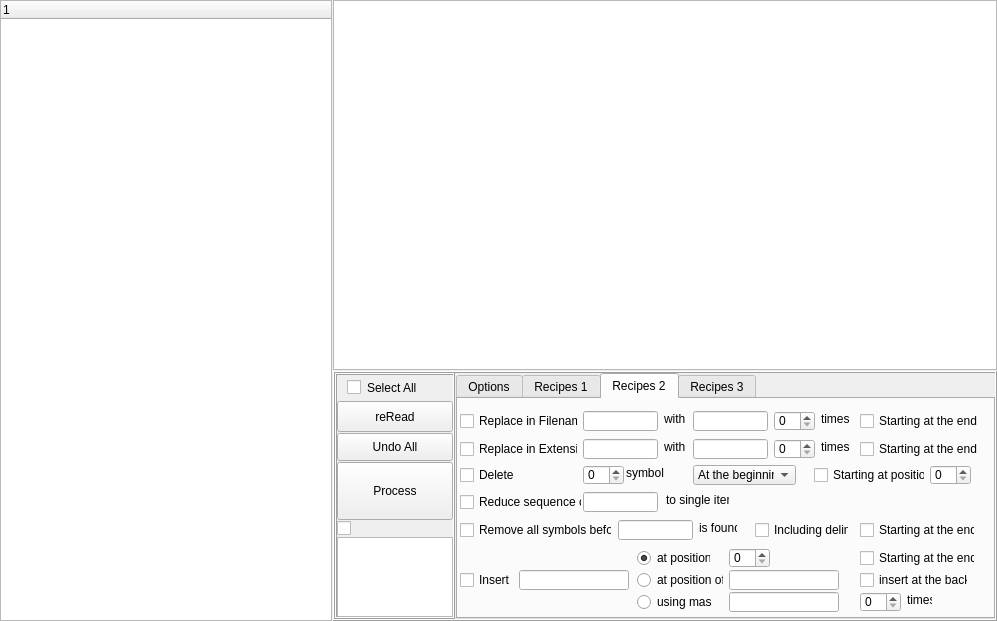
Old version of the form qt_002_dirTree/qt_002_dirtree.ui in the repository PoorLissa/qt_renamer.
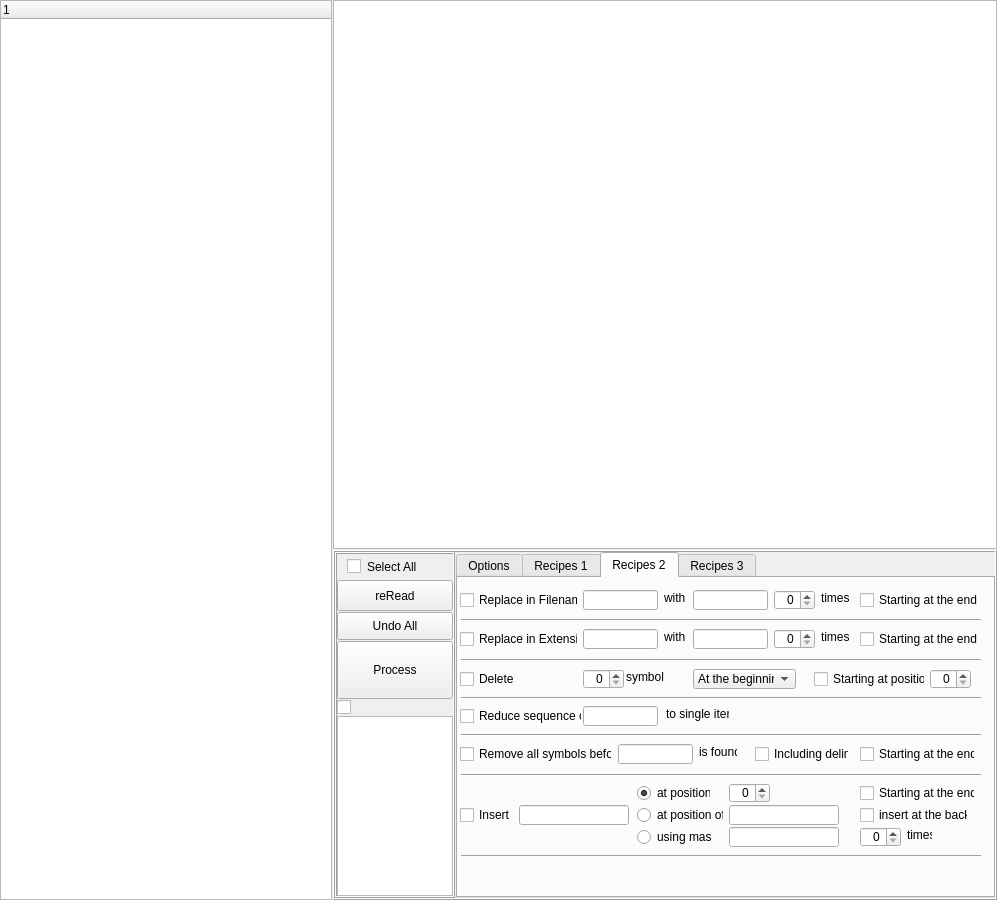
New version of the form. The open tabs and pages were chosen to show the change.

The edit to the form file:
```diff
--- a/qt_002_dirTree/qt_002_dirtree.ui
+++ b/qt_002_dirTree/qt_002_dirtree.ui
@@ -7,7 +7,7 @@
     <x>0</x>
     <y>0</y>
     <width>997</width>
-    <height>621</height>
+    <height>900</height>
    </rect>
   </property>
   <property name="windowTitle">
@@ -84,13 +84,13 @@
           <property name="minimumSize">
            <size>
             <width>0</width>
-            <height>250</height>
+            <height>350</height>
            </size>
           </property>
           <property name="maximumSize">
            <size>
             <width>16777215</width>
-            <height>250</height>
+            <height>350</height>
            </size>
           </property>
           <property name="frameShape">
@@ -485,6 +485,9 @@
                    <height>16777215</height>
                   </size>
                  </property>
+                 <property name="alignment">
+                  <set>Qt::AlignRight|Qt::AlignTrailing|Qt::AlignVCenter</set>
+                 </property>
                 </widget>
                 <widget class="QCheckBox" name="cb11">
                  <property name="geometry">
@@ -503,7 +506,7 @@
                  <property name="geometry">
                   <rect>
                    <x>125</x>
-                   <y>40</y>
+                   <y>51</y>
                    <width>75</width>
                    <height>20</height>
                   </rect>
@@ -525,7 +528,7 @@
                  <property name="geometry">
                   <rect>
                    <x>206</x>
-                   <y>40</y>
+                   <y>51</y>
                    <width>23</width>
                    <height>16</height>
                   </rect>
@@ -556,7 +559,7 @@
                  <property name="geometry">
                   <rect>
                    <x>402</x>
-                   <y>41</y>
+                   <y>52</y>
                    <width>127</width>
                    <height>18</height>
                   </rect>
@@ -569,7 +572,7 @@
                  <property name="geometry">
                   <rect>
                    <x>316</x>
-                   <y>40</y>
+                   <y>51</y>
                    <width>41</width>
                    <height>20</height>
                   </rect>
@@ -586,12 +589,15 @@
                    <height>16777215</height>
                   </size>
                  </property>
+                 <property name="alignment">
+                  <set>Qt::AlignRight|Qt::AlignTrailing|Qt::AlignVCenter</set>
+                 </property>
                 </widget>
                 <widget class="QCheckBox" name="cb12">
                  <property name="geometry">
                   <rect>
                    <x>2</x>
-                   <y>41</y>
+                   <y>52</y>
                    <width>118</width>
                    <height>18</height>
                   </rect>
@@ -610,7 +616,7 @@
                  <property name="geometry">
                   <rect>
                    <x>235</x>
-                   <y>40</y>
+                   <y>51</y>
                    <width>75</width>
                    <height>20</height>
                   </rect>
@@ -632,7 +638,7 @@
                  <property name="geometry">
                   <rect>
                    <x>363</x>
-                   <y>40</y>
+                   <y>51</y>
                    <width>33</width>
                    <height>16</height>
                   </rect>
@@ -682,7 +688,7 @@
                  <property name="geometry">
                   <rect>
                    <x>61</x>
-                   <y>171</y>
+                   <y>227</y>
                    <width>110</width>
                    <height>20</height>
                   </rect>
@@ -692,7 +698,7 @@
                  <property name="geometry">
                   <rect>
                    <x>2</x>
-                   <y>172</y>
+                   <y>228</y>
                    <width>53</width>
                    <height>18</height>
                   </rect>
@@ -705,7 +711,7 @@
                  <property name="geometry">
                   <rect>
                    <x>179</x>
-                   <y>194</y>
+                   <y>250</y>
                    <width>75</width>
                    <height>18</height>
                   </rect>
@@ -718,7 +724,7 @@
                  <property name="geometry">
                   <rect>
                    <x>271</x>
-                   <y>193</y>
+                   <y>249</y>
                    <width>110</width>
                    <height>20</height>
                   </rect>
@@ -734,17 +740,20 @@
                  <property name="geometry">
                   <rect>
                    <x>402</x>
-                   <y>193</y>
+                   <y>249</y>
                    <width>41</width>
                    <height>20</height>
                   </rect>
                  </property>
+                 <property name="alignment">
+                  <set>Qt::AlignRight|Qt::AlignTrailing|Qt::AlignVCenter</set>
+                 </property>
                 </widget>
                 <widget class="QLabel" name="label_8">
                  <property name="geometry">
                   <rect>
                    <x>449</x>
-                   <y>193</y>
+                   <y>249</y>
                    <width>25</width>
                    <height>16</height>
                   </rect>
@@ -757,7 +766,7 @@
                  <property name="geometry">
                   <rect>
                    <x>179</x>
-                   <y>172</y>
+                   <y>228</y>
                    <width>86</width>
                    <height>18</height>
                   </rect>
@@ -770,7 +779,7 @@
                  <property name="geometry">
                   <rect>
                    <x>271</x>
-                   <y>171</y>
+                   <y>227</y>
                    <width>110</width>
                    <height>20</height>
                   </rect>
@@ -780,7 +789,7 @@
                  <property name="geometry">
                   <rect>
                    <x>402</x>
-                   <y>172</y>
+                   <y>228</y>
                    <width>108</width>
                    <height>18</height>
                   </rect>
@@ -793,7 +802,7 @@
                  <property name="geometry">
                   <rect>
                    <x>179</x>
-                   <y>150</y>
+                   <y>206</y>
                    <width>73</width>
                    <height>18</height>
                   </rect>
@@ -809,17 +818,20 @@
                  <property name="geometry">
                   <rect>
                    <x>271</x>
-                   <y>149</y>
+                   <y>205</y>
                    <width>41</width>
                    <height>20</height>
                   </rect>
                  </property>
+                 <property name="alignment">
+                  <set>Qt::AlignRight|Qt::AlignTrailing|Qt::AlignVCenter</set>
+                 </property>
                 </widget>
                 <widget class="QCheckBox" name="cb22">
                  <property name="geometry">
                   <rect>
                    <x>402</x>
-                   <y>150</y>
+                   <y>206</y>
                    <width>115</width>
                    <height>18</height>
                   </rect>
@@ -832,7 +844,7 @@
                  <property name="geometry">
                   <rect>
                    <x>235</x>
-                   <y>66</y>
+                   <y>91</y>
                    <width>103</width>
                    <height>20</height>
                   </rect>
@@ -852,7 +864,7 @@
                  <property name="geometry">
                   <rect>
                    <x>2</x>
-                   <y>67</y>
+                   <y>92</y>
                    <width>55</width>
                    <height>18</height>
                   </rect>
@@ -865,17 +877,20 @@
                  <property name="geometry">
                   <rect>
                    <x>125</x>
-                   <y>66</y>
+                   <y>91</y>
                    <width>41</width>
                    <height>20</height>
                   </rect>
                  </property>
+                 <property name="alignment">
+                  <set>Qt::AlignRight|Qt::AlignTrailing|Qt::AlignVCenter</set>
+                 </property>
                 </widget>
                 <widget class="QLabel" name="label_5">
                  <property name="geometry">
                   <rect>
                    <x>168</x>
-                   <y>66</y>
+                   <y>91</y>
                    <width>38</width>
                    <height>16</height>
                   </rect>
@@ -888,7 +903,7 @@
                  <property name="geometry">
                   <rect>
                    <x>356</x>
-                   <y>67</y>
+                   <y>92</y>
                    <width>111</width>
                    <height>18</height>
                   </rect>
@@ -901,17 +916,20 @@
                  <property name="geometry">
                   <rect>
                    <x>472</x>
-                   <y>66</y>
+                   <y>91</y>
                    <width>41</width>
                    <height>20</height>
                   </rect>
                  </property>
+                 <property name="alignment">
+                  <set>Qt::AlignRight|Qt::AlignTrailing|Qt::AlignVCenter</set>
+                 </property>
                 </widget>
                 <widget class="QLineEdit" name="lineEdit_06">
                  <property name="geometry">
                   <rect>
                    <x>160</x>
-                   <y>121</y>
+                   <y>166</y>
                    <width>75</width>
                    <height>20</height>
                   </rect>
@@ -933,7 +951,7 @@
                  <property name="geometry">
                   <rect>
                    <x>2</x>
-                   <y>122</y>
+                   <y>167</y>
                    <width>152</width>
                    <height>18</height>
                   </rect>
@@ -946,7 +964,7 @@
                  <property name="geometry">
                   <rect>
                    <x>241</x>
-                   <y>121</y>
+                   <y>166</y>
                    <width>38</width>
                    <height>16</height>
                   </rect>
@@ -959,7 +977,7 @@
                  <property name="geometry">
                   <rect>
                    <x>297</x>
-                   <y>122</y>
+                   <y>167</y>
                    <width>94</width>
                    <height>18</height>
                   </rect>
@@ -972,7 +990,7 @@
                  <property name="geometry">
                   <rect>
                    <x>402</x>
-                   <y>122</y>
+                   <y>167</y>
                    <width>115</width>
                    <height>18</height>
                   </rect>
@@ -985,7 +1003,7 @@
                  <property name="geometry">
                   <rect>
                    <x>125</x>
-                   <y>93</y>
+                   <y>128</y>
                    <width>75</width>
                    <height>20</height>
                   </rect>
@@ -1007,7 +1025,7 @@
                  <property name="geometry">
                   <rect>
                    <x>2</x>
-                   <y>94</y>
+                   <y>129</y>
                    <width>122</width>
                    <height>18</height>
                   </rect>
@@ -1020,7 +1038,7 @@
                  <property name="geometry">
                   <rect>
                    <x>208</x>
-                   <y>93</y>
+                   <y>128</y>
                    <width>63</width>
                    <height>16</height>
                   </rect>
@@ -1029,6 +1047,84 @@
                   <string>to single item</string>
                  </property>
                 </widget>
+                <widget class="Line" name="line_5">
+                 <property name="geometry">
+                  <rect>
+                   <x>3</x>
+                   <y>34</y>
+                   <width>520</width>
+                   <height>16</height>
+                  </rect>
+                 </property>
+                 <property name="orientation">
+                  <enum>Qt::Horizontal</enum>
+                 </property>
+                </widget>
+                <widget class="Line" name="line_6">
+                 <property name="geometry">
+                  <rect>
+                   <x>3</x>
+                   <y>74</y>
+                   <width>520</width>
+                   <height>16</height>
+                  </rect>
+                 </property>
+                 <property name="orientation">
+                  <enum>Qt::Horizontal</enum>
+                 </property>
+                </widget>
+                <widget class="Line" name="line_7">
+                 <property name="geometry">
+                  <rect>
+                   <x>3</x>
+                   <y>112</y>
+                   <width>520</width>
+                   <height>16</height>
+                  </rect>
+                 </property>
+                 <property name="orientation">
+                  <enum>Qt::Horizontal</enum>
+                 </property>
+                </widget>
+                <widget class="Line" name="line_8">
+                 <property name="geometry">
+                  <rect>
+                   <x>3</x>
+                   <y>149</y>
+                   <width>520</width>
+                   <height>16</height>
+                  </rect>
+                 </property>
+                 <property name="orientation">
+                  <enum>Qt::Horizontal</enum>
+                 </property>
+                </widget>
+                <widget class="Line" name="line_9">
+                 <property name="geometry">
+                  <rect>
+                   <x>3</x>
+                   <y>189</y>
+                   <width>520</width>
+                   <height>16</height>
+                  </rect>
+                 </property>
+                 <property name="orientation">
+                  <enum>Qt::Horizontal</enum>
+                 </property>
+                </widget>
+                <widget class="Line" name="line_10">
+                 <property name="geometry">
+                  <rect>
+                   <x>3</x>
+                   <y>270</y>
+                   <width>520</width>
+                   <height>16</height>
+                  </rect>
+                 </property>
+                 <property name="orientation">
+                  <enum>Qt::Horizontal</enum>
+                 </property>
+                </widget>
                </widget>
                <widget class="QWidget" name="tab_3">
                 <attribute name="title">
```
Left out of the diff: 94 changed lines with no effect on the pictures.
